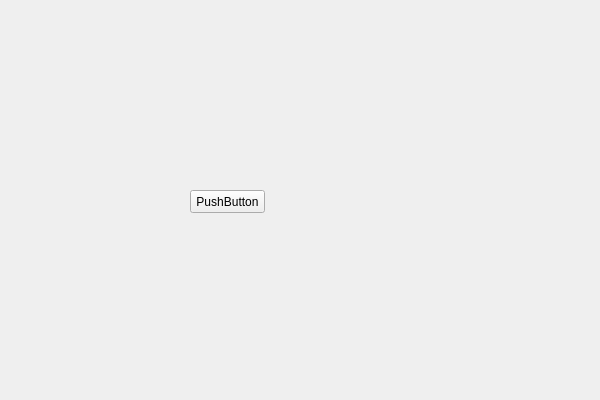
Above: src/FormOperatingConditions.ui from Aiopr-bits/MAVES before the change. Below: the same form after it.
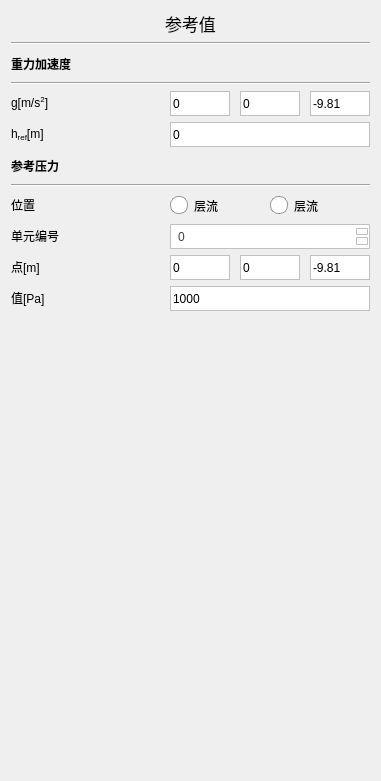
That is the form after the change. Icons and pictures are not drawn.

Commit message: feat:FormOperatingConditions界面UI设计

Patch:
```diff
--- a/src/FormOperatingConditions.ui
+++ b/src/FormOperatingConditions.ui
@@ -6,26 +6,887 @@
    <rect>
     <x>0</x>
     <y>0</y>
-    <width>600</width>
-    <height>400</height>
+    <width>381</width>
+    <height>781</height>
    </rect>
   </property>
   <property name="windowTitle">
    <string>FormOperatingConditions</string>
   </property>
-  <widget class="QPushButton" name="pushButton">
-   <property name="geometry">
-    <rect>
-     <x>190</x>
-     <y>190</y>
-     <width>75</width>
-     <height>23</height>
-    </rect>
-   </property>
-   <property name="text">
-    <string>PushButton</string>
-   </property>
-  </widget>
+  <layout class="QGridLayout" name="gridLayout_4">
+   <item row="0" column="0">
+    <layout class="QVBoxLayout" name="verticalLayout">
+     <item>
+      <widget class="QLabel" name="label">
+       <property name="font">
+        <font>
+         <pointsize>13</pointsize>
+        </font>
+       </property>
+       <property name="text">
+        <string>参考值</string>
+       </property>
+       <property name="alignment">
+        <set>Qt::AlignCenter</set>
+       </property>
+      </widget>
+     </item>
+     <item>
+      <widget class="Line" name="line">
+       <property name="orientation">
+        <enum>Qt::Horizontal</enum>
+       </property>
+      </widget>
+     </item>
+     <item>
+      <layout class="QHBoxLayout" name="horizontalLayout_3">
+       <item>
+        <widget class="QLabel" name="label_2">
+         <property name="minimumSize">
+          <size>
+           <width>100</width>
+           <height>25</height>
+          </size>
+         </property>
+         <property name="maximumSize">
+          <size>
+           <width>100</width>
+           <height>25</height>
+          </size>
+         </property>
+         <property name="font">
+          <font>
+           <weight>75</weight>
+           <bold>true</bold>
+          </font>
+         </property>
+         <property name="text">
+          <string>重力加速度</string>
+         </property>
+        </widget>
+       </item>
+       <item>
+        <spacer name="horizontalSpacer_3">
+         <property name="orientation">
+          <enum>Qt::Horizontal</enum>
+         </property>
+         <property name="sizeHint" stdset="0">
+          <size>
+           <width>40</width>
+           <height>20</height>
+          </size>
+         </property>
+        </spacer>
+       </item>
+      </layout>
+     </item>
+     <item>
+      <widget class="Line" name="line_2">
+       <property name="orientation">
+        <enum>Qt::Horizontal</enum>
+       </property>
+      </widget>
+     </item>
+     <item>
+      <layout class="QHBoxLayout" name="horizontalLayout_2">
+       <item>
+        <widget class="QLabel" name="label_10">
+         <property name="minimumSize">
+          <size>
+           <width>120</width>
+           <height>25</height>
+          </size>
+         </property>
+         <property name="maximumSize">
+          <size>
+           <width>120</width>
+           <height>25</height>
+          </size>
+         </property>
+         <property name="styleSheet">
+          <string notr="true">QLabel {
+    font-family: 'Arial'; /* 字体 */
+    font-size: 9pt;       /* 字体大小 */
+}</string>
+         </property>
+         <property name="text">
+          <string>&lt;html&gt;&lt;head/&gt;&lt;body&gt;&lt;p&gt;g[m/s&lt;span style=&quot; vertical-align:super;&quot;&gt;2&lt;/span&gt;]&lt;/p&gt;&lt;/body&gt;&lt;/html&gt;</string>
+         </property>
+        </widget>
+       </item>
+       <item>
+        <spacer name="horizontalSpacer_7">
+         <property name="orientation">
+          <enum>Qt::Horizontal</enum>
+         </property>
+         <property name="sizeHint" stdset="0">
+          <size>
+           <width>37</width>
+           <height>22</height>
+          </size>
+         </property>
+        </spacer>
+       </item>
+       <item>
+        <layout class="QHBoxLayout" name="horizontalLayout">
+         <property name="spacing">
+          <number>10</number>
+         </property>
+         <item>
+          <widget class="QLineEdit" name="lineEdit_3">
+           <property name="minimumSize">
+            <size>
+             <width>60</width>
+             <height>25</height>
+            </size>
+           </property>
+           <property name="maximumSize">
+            <size>
+             <width>60</width>
+             <height>25</height>
+            </size>
+           </property>
+           <property name="styleSheet">
+            <string notr="true">QLineEdit {
+    border: 1px solid rgb(192, 192, 192); /* 默认边框颜色 */
+}
+QLineEdit:focus {
+    border: 1px solid rgb(50, 170, 233); /* 焦点时的边框颜色 */
+    outline: none;                       /* 移除默认虚线框 */
+}</string>
+           </property>
+           <property name="text">
+            <string>0</string>
+           </property>
+          </widget>
+         </item>
+         <item>
+          <widget class="QLineEdit" name="lineEdit_4">
+           <property name="minimumSize">
+            <size>
+             <width>60</width>
+             <height>25</height>
+            </size>
+           </property>
+           <property name="maximumSize">
+            <size>
+             <width>60</width>
+             <height>25</height>
+            </size>
+           </property>
+           <property name="styleSheet">
+            <string notr="true">QLineEdit {
+    border: 1px solid rgb(192, 192, 192); /* 默认边框颜色 */
+}
+QLineEdit:focus {
+    border: 1px solid rgb(50, 170, 233); /* 焦点时的边框颜色 */
+    outline: none;                       /* 移除默认虚线框 */
+}</string>
+           </property>
+           <property name="text">
+            <string>0</string>
+           </property>
+          </widget>
+         </item>
+         <item>
+          <widget class="QLineEdit" name="lineEdit_5">
+           <property name="minimumSize">
+            <size>
+             <width>60</width>
+             <height>25</height>
+            </size>
+           </property>
+           <property name="maximumSize">
+            <size>
+             <width>60</width>
+             <height>25</height>
+            </size>
+           </property>
+           <property name="styleSheet">
+            <string notr="true">QLineEdit {
+    border: 1px solid rgb(192, 192, 192); /* 默认边框颜色 */
+}
+QLineEdit:focus {
+    border: 1px solid rgb(50, 170, 233); /* 焦点时的边框颜色 */
+    outline: none;                       /* 移除默认虚线框 */
+}</string>
+           </property>
+           <property name="text">
+            <string>-9.81</string>
+           </property>
+          </widget>
+         </item>
+        </layout>
+       </item>
+      </layout>
+     </item>
+     <item>
+      <layout class="QHBoxLayout" name="horizontalLayout_6">
+       <property name="spacing">
+        <number>0</number>
+       </property>
+       <item>
+        <widget class="QLabel" name="label_9">
+         <property name="minimumSize">
+          <size>
+           <width>120</width>
+           <height>25</height>
+          </size>
+         </property>
+         <property name="maximumSize">
+          <size>
+           <width>120</width>
+           <height>25</height>
+          </size>
+         </property>
+         <property name="styleSheet">
+          <string notr="true">QLabel {
+    font-family: 'Arial'; /* 字体 */
+    font-size: 9pt;       /* 字体大小 */
+}</string>
+         </property>
+         <property name="text">
+          <string>&lt;html&gt;&lt;head/&gt;&lt;body&gt;&lt;p&gt;h&lt;span style=&quot; vertical-align:sub;&quot;&gt;ref&lt;/span&gt;[m]&lt;/p&gt;&lt;/body&gt;&lt;/html&gt;</string>
+         </property>
+        </widget>
+       </item>
+       <item>
+        <spacer name="horizontalSpacer_6">
+         <property name="orientation">
+          <enum>Qt::Horizontal</enum>
+         </property>
+         <property name="sizeHint" stdset="0">
+          <size>
+           <width>40</width>
+           <height>20</height>
+          </size>
+         </property>
+        </spacer>
+       </item>
+       <item>
+        <widget class="QLineEdit" name="lineEdit_2">
+         <property name="minimumSize">
+          <size>
+           <width>200</width>
+           <height>25</height>
+          </size>
+         </property>
+         <property name="maximumSize">
+          <size>
+           <width>200</width>
+           <height>25</height>
+          </size>
+         </property>
+         <property name="styleSheet">
+          <string notr="true">QLineEdit {
+    border: 1px solid rgb(192, 192, 192); /* 默认边框颜色 */
+}
+QLineEdit:focus {
+    border: 1px solid rgb(50, 170, 233); /* 焦点时的边框颜色 */
+    outline: none;                       /* 移除默认虚线框 */
+}</string>
+         </property>
+         <property name="text">
+          <string>0</string>
+         </property>
+        </widget>
+       </item>
+      </layout>
+     </item>
+     <item>
+      <layout class="QHBoxLayout" name="horizontalLayout_4">
+       <item>
+        <widget class="QLabel" name="label_3">
+         <property name="minimumSize">
+          <size>
+           <width>100</width>
+           <height>25</height>
+          </size>
+         </property>
+         <property name="maximumSize">
+          <size>
+           <width>100</width>
+           <height>25</height>
+          </size>
+         </property>
+         <property name="font">
+          <font>
+           <weight>75</weight>
+           <bold>true</bold>
+          </font>
+         </property>
+         <property name="text">
+          <string>参考压力</string>
+         </property>
+        </widget>
+       </item>
+       <item>
+        <spacer name="horizontalSpacer_4">
+         <property name="orientation">
+          <enum>Qt::Horizontal</enum>
+         </property>
+         <property name="sizeHint" stdset="0">
+          <size>
+           <width>40</width>
+           <height>20</height>
+          </size>
+         </property>
+        </spacer>
+       </item>
+      </layout>
+     </item>
+     <item>
+      <widget class="Line" name="line_3">
+       <property name="orientation">
+        <enum>Qt::Horizontal</enum>
+       </property>
+      </widget>
+     </item>
+     <item>
+      <layout class="QHBoxLayout" name="horizontalLayout_10">
+       <item>
+        <widget class="QLabel" name="label_34">
+         <property name="minimumSize">
+          <size>
+           <width>120</width>
+           <height>25</height>
+          </size>
+         </property>
+         <property name="maximumSize">
+          <size>
+           <width>120</width>
+           <height>25</height>
+          </size>
+         </property>
+         <property name="styleSheet">
+          <string notr="true">QLabel {
+    border: none; /* 去掉边框 */
+    background: transparent; /* 设置背景透明（可选） */
+}</string>
+         </property>
+         <property name="text">
+          <string>&lt;html&gt;&lt;head/&gt;&lt;body&gt;&lt;p&gt;位置&lt;/p&gt;&lt;/body&gt;&lt;/html&gt;</string>
+         </property>
+        </widget>
+       </item>
+       <item>
+        <spacer name="horizontalSpacer_34">
+         <property name="orientation">
+          <enum>Qt::Horizontal</enum>
+         </property>
+         <property name="sizeHint" stdset="0">
+          <size>
+           <width>37</width>
+           <height>22</height>
+          </size>
+         </property>
+        </spacer>
+       </item>
+       <item>
+        <widget class="QGroupBox" name="groupBox">
+         <property name="styleSheet">
+          <string notr="true">QGroupBox {
+    border: none; /* 去掉边框 */
+    margin-top: 0px; /* 去掉标题与内容之间的间距 */
+}</string>
+         </property>
+         <property name="title">
+          <string/>
+         </property>
+         <layout class="QGridLayout" name="gridLayout_3">
+          <property name="leftMargin">
+           <number>0</number>
+          </property>
+          <property name="topMargin">
+           <number>0</number>
+          </property>
+          <property name="rightMargin">
+           <number>0</number>
+          </property>
+          <property name="bottomMargin">
+           <number>0</number>
+          </property>
+          <item row="0" column="0">
+           <layout class="QHBoxLayout" name="horizontalLayout_9">
+            <property name="spacing">
+             <number>0</number>
+            </property>
+            <item>
+             <widget class="QRadioButton" name="radioButton_7">
+              <property name="minimumSize">
+               <size>
+                <width>100</width>
+                <height>0</height>
+               </size>
+              </property>
+              <property name="maximumSize">
+               <size>
+                <width>100</width>
+                <height>16777215</height>
+               </size>
+              </property>
+              <property name="styleSheet">
+               <string notr="true">
+
+QRadioButton::indicator {
+    width: 16px;
+    height: 16px;
+    border: 1px solid rgb(150, 150, 150);
+    background: rgb(255, 255, 255);
+    border-radius: 8px; /* 设置为圆形 */
+}
+
+QRadioButton::indicator:hover {
+    background: rgb(242, 242, 242);
+}
+
+QRadioButton::indicator:checked {
+    image: url(../res/radioButton.png);
+    border-radius: 8px; /* 确保选中状态也为圆形 */
+}</string>
+              </property>
+              <property name="text">
+               <string>层流</string>
+              </property>
+              <property name="checked">
+               <bool>true</bool>
+              </property>
+             </widget>
+            </item>
+            <item>
+             <widget class="QRadioButton" name="radioButton_8">
+              <property name="minimumSize">
+               <size>
+                <width>100</width>
+                <height>0</height>
+               </size>
+              </property>
+              <property name="maximumSize">
+               <size>
+                <width>100</width>
+                <height>16777215</height>
+               </size>
+              </property>
+              <property name="styleSheet">
+               <string notr="true">
+
+QRadioButton::indicator {
+    width: 16px;
+    height: 16px;
+    border: 1px solid rgb(150, 150, 150);
+    background: rgb(255, 255, 255);
+    border-radius: 8px; /* 设置为圆形 */
+}
+
+QRadioButton::indicator:hover {
+    background: rgb(242, 242, 242);
+}
+
+QRadioButton::indicator:checked {
+    image: url(../res/radioButton.png);
+    border-radius: 8px; /* 确保选中状态也为圆形 */
+}</string>
+              </property>
+              <property name="text">
+               <string>层流</string>
+              </property>
+             </widget>
+            </item>
+           </layout>
+          </item>
+         </layout>
+        </widget>
+       </item>
+      </layout>
+     </item>
+     <item>
+      <widget class="QWidget" name="widget" native="true">
+       <layout class="QGridLayout" name="gridLayout">
+        <property name="leftMargin">
+         <number>0</number>
+        </property>
+        <property name="topMargin">
+         <number>0</number>
+        </property>
+        <property name="rightMargin">
+         <number>0</number>
+        </property>
+        <property name="bottomMargin">
+         <number>0</number>
+        </property>
+        <item row="0" column="0">
+         <layout class="QHBoxLayout" name="horizontalLayout_21">
+          <property name="spacing">
+           <number>0</number>
+          </property>
+          <item>
+           <widget class="QLabel" name="label_33">
+            <property name="minimumSize">
+             <size>
+              <width>120</width>
+              <height>25</height>
+             </size>
+            </property>
+            <property name="maximumSize">
+             <size>
+              <width>120</width>
+              <height>25</height>
+             </size>
+            </property>
+            <property name="styleSheet">
+             <string notr="true">QLabel {
+    border: none; /* 去掉边框 */
+    background: transparent; /* 设置背景透明（可选） */
+}</string>
+            </property>
+            <property name="text">
+             <string>&lt;html&gt;&lt;head/&gt;&lt;body&gt;&lt;p&gt;单元编号&lt;/p&gt;&lt;/body&gt;&lt;/html&gt;</string>
+            </property>
+           </widget>
+          </item>
+          <item>
+           <spacer name="horizontalSpacer_33">
+            <property name="orientation">
+             <enum>Qt::Horizontal</enum>
+            </property>
+            <property name="sizeHint" stdset="0">
+             <size>
+              <width>40</width>
+              <height>20</height>
+             </size>
+            </property>
+           </spacer>
+          </item>
+          <item>
+           <widget class="QSpinBox" name="spinBox_2">
+            <property name="minimumSize">
+             <size>
+              <width>200</width>
+              <height>25</height>
+             </size>
+            </property>
+            <property name="maximumSize">
+             <size>
+              <width>200</width>
+              <height>25</height>
+             </size>
+            </property>
+            <property name="styleSheet">
+             <string notr="true">/* QSpinBox整体样式 */
+QSpinBox {
+    border: 1px solid rgb(192, 192, 192); /* 边框颜色 */
+    border-radius: 1px;                  /* 圆角 */
+    padding: 2px 5px;                    /* 内边距 */
+    color: rgb(64, 64, 64);              /* 字体颜色 */
+}
+
+/* 鼠标悬停时的样式 */
+QSpinBox:hover {
+    border: 1px solid rgb(160,160,160); /* 边框变暗 */
+}
+
+/* 禁用状态的样式 */
+QSpinBox:disabled {
+    background: rgb(224, 224, 224);      /* 灰色背景 */
+    color: rgb(128, 128, 128);           /* 字体颜色变灰 */
+    border: 2px solid rgb(192, 192, 192); /* 边框颜色保持一致 */
+}
+
+/* 上下按钮的样式 */
+QSpinBox::up-button, QSpinBox::down-button {
+    background: rgb(255, 255, 255);      /* 按钮背景颜色 */
+    border: 1px solid rgb(192, 192, 192); /* 边框颜色 */
+    margin: 0.5px;                         /* 按钮与边框的间距 */
+    border-radius: 1px;                  /* 按钮圆角 */
+}
+
+/* 鼠标悬停时按钮的样式 */
+QSpinBox::up-button:hover, QSpinBox::down-button:hover {
+    background: rgb(242,242,242);      /* 按钮背景变暗 */
+}
+
+/* 按下按钮时的样式 */
+QSpinBox::up-button:pressed, QSpinBox::down-button:pressed {
+    background: rgb(160, 160, 160);      /* 按钮背景更暗 */
+}
+
+/* 上按钮的箭头样式 */
+QSpinBox::up-arrow {
+    image: url(../res/up-arrow.png); /* 替换为你的上箭头图标路径 */
+}
+
+/* 下按钮的箭头样式 */
+QSpinBox::down-arrow {
+    image: url(:/res/down-arrow.png); /* 替换为你的下箭头图标路径 */
+
+}
+
+/* 禁用状态下的按钮样式 */
+QSpinBox::up-button:disabled, QSpinBox::down-button:disabled {
+    background: rgb(224, 224, 224);      /* 按钮背景变灰 */
+}
+
+QSpinBox QLineEdit::selection {
+    background: rgb(192, 192, 192); /* 设置选中背景色为灰色 */
+    color: rgb(255, 255, 255);     /* 设置选中文字颜色为白色 */
+}</string>
+            </property>
+            <property name="minimum">
+             <number>0</number>
+            </property>
+            <property name="maximum">
+             <number>1000000000</number>
+            </property>
+            <property name="value">
+             <number>0</number>
+            </property>
+           </widget>
+          </item>
+         </layout>
+        </item>
+       </layout>
+      </widget>
+     </item>
+     <item>
+      <widget class="QWidget" name="widget_2" native="true">
+       <layout class="QGridLayout" name="gridLayout_2">
+        <property name="leftMargin">
+         <number>0</number>
+        </property>
+        <property name="topMargin">
+         <number>0</number>
+        </property>
+        <property name="rightMargin">
+         <number>0</number>
+        </property>
+        <property name="bottomMargin">
+         <number>0</number>
+        </property>
+        <item row="0" column="0">
+         <layout class="QHBoxLayout" name="horizontalLayout_5">
+          <item>
+           <widget class="QLabel" name="label_11">
+            <property name="minimumSize">
+             <size>
+              <width>120</width>
+              <height>25</height>
+             </size>
+            </property>
+            <property name="maximumSize">
+             <size>
+              <width>120</width>
+              <height>25</height>
+             </size>
+            </property>
+            <property name="styleSheet">
+             <string notr="true">QLabel {
+    font-family: 'Arial'; /* 字体 */
+    font-size: 9pt;       /* 字体大小 */
+}</string>
+            </property>
+            <property name="text">
+             <string>&lt;html&gt;&lt;head/&gt;&lt;body&gt;&lt;p&gt;点[m]&lt;/p&gt;&lt;/body&gt;&lt;/html&gt;</string>
+            </property>
+           </widget>
+          </item>
+          <item>
+           <spacer name="horizontalSpacer_9">
+            <property name="orientation">
+             <enum>Qt::Horizontal</enum>
+            </property>
+            <property name="sizeHint" stdset="0">
+             <size>
+              <width>37</width>
+              <height>22</height>
+             </size>
+            </property>
+           </spacer>
+          </item>
+          <item>
+           <layout class="QHBoxLayout" name="horizontalLayout_8">
+            <property name="spacing">
+             <number>10</number>
+            </property>
+            <item>
+             <widget class="QLineEdit" name="lineEdit_7">
+              <property name="minimumSize">
+               <size>
+                <width>60</width>
+                <height>25</height>
+               </size>
+              </property>
+              <property name="maximumSize">
+               <size>
+                <width>60</width>
+                <height>25</height>
+               </size>
+              </property>
+              <property name="styleSheet">
+               <string notr="true">QLineEdit {
+    border: 1px solid rgb(192, 192, 192); /* 默认边框颜色 */
+}
+QLineEdit:focus {
+    border: 1px solid rgb(50, 170, 233); /* 焦点时的边框颜色 */
+    outline: none;                       /* 移除默认虚线框 */
+}</string>
+              </property>
+              <property name="text">
+               <string>0</string>
+              </property>
+             </widget>
+            </item>
+            <item>
+             <widget class="QLineEdit" name="lineEdit_8">
+              <property name="minimumSize">
+               <size>
+                <width>60</width>
+                <height>25</height>
+               </size>
+              </property>
+              <property name="maximumSize">
+               <size>
+                <width>60</width>
+                <height>25</height>
+               </size>
+              </property>
+              <property name="styleSheet">
+               <string notr="true">QLineEdit {
+    border: 1px solid rgb(192, 192, 192); /* 默认边框颜色 */
+}
+QLineEdit:focus {
+    border: 1px solid rgb(50, 170, 233); /* 焦点时的边框颜色 */
+    outline: none;                       /* 移除默认虚线框 */
+}</string>
+              </property>
+              <property name="text">
+               <string>0</string>
+              </property>
+             </widget>
+            </item>
+            <item>
+             <widget class="QLineEdit" name="lineEdit_9">
+              <property name="minimumSize">
+               <size>
+                <width>60</width>
+                <height>25</height>
+               </size>
+              </property>
+              <property name="maximumSize">
+               <size>
+                <width>60</width>
+                <height>25</height>
+               </size>
+              </property>
+              <property name="styleSheet">
+               <string notr="true">QLineEdit {
+    border: 1px solid rgb(192, 192, 192); /* 默认边框颜色 */
+}
+QLineEdit:focus {
+    border: 1px solid rgb(50, 170, 233); /* 焦点时的边框颜色 */
+    outline: none;                       /* 移除默认虚线框 */
+}</string>
+              </property>
+              <property name="text">
+               <string>-9.81</string>
+              </property>
+             </widget>
+            </item>
+           </layout>
+          </item>
+         </layout>
+        </item>
+       </layout>
+      </widget>
+     </item>
+     <item>
+      <layout class="QHBoxLayout" name="horizontalLayout_7">
+       <property name="spacing">
+        <number>0</number>
+       </property>
+       <item>
+        <widget class="QLabel" name="label_8">
+         <property name="minimumSize">
+          <size>
+           <width>120</width>
+           <height>25</height>
+          </size>
+         </property>
+         <property name="maximumSize">
+          <size>
+           <width>120</width>
+           <height>25</height>
+          </size>
+         </property>
+         <property name="styleSheet">
+          <string notr="true">QLabel {
+    font-family: 'Arial'; /* 字体 */
+    font-size: 9pt;       /* 字体大小 */
+}</string>
+         </property>
+         <property name="text">
+          <string>&lt;html&gt;&lt;head/&gt;&lt;body&gt;&lt;p&gt;值[Pa]&lt;/p&gt;&lt;/body&gt;&lt;/html&gt;</string>
+         </property>
+        </widget>
+       </item>
+       <item>
+        <spacer name="horizontalSpacer_8">
+         <property name="orientation">
+          <enum>Qt::Horizontal</enum>
+         </property>
+         <property name="sizeHint" stdset="0">
+          <size>
+           <width>40</width>
+           <height>20</height>
+          </size>
+         </property>
+        </spacer>
+       </item>
+       <item>
+        <widget class="QLineEdit" name="lineEdit_6">
+         <property name="minimumSize">
+          <size>
+           <width>200</width>
+           <height>25</height>
+          </size>
+         </property>
+         <property name="maximumSize">
+          <size>
+           <width>200</width>
+           <height>25</height>
+          </size>
+         </property>
+         <property name="styleSheet">
+          <string notr="true">QLineEdit {
+    border: 1px solid rgb(192, 192, 192); /* 默认边框颜色 */
+}
+QLineEdit:focus {
+    border: 1px solid rgb(50, 170, 233); /* 焦点时的边框颜色 */
+    outline: none;                       /* 移除默认虚线框 */
+}</string>
+         </property>
+         <property name="text">
+          <string>1000</string>
+         </property>
+        </widget>
+       </item>
+      </layout>
+     </item>
+     <item>
+      <spacer name="verticalSpacer">
+       <property name="orientation">
+        <enum>Qt::Vertical</enum>
+       </property>
+       <property name="sizeHint" stdset="0">
+        <size>
+         <width>20</width>
+         <height>40</height>
+        </size>
+       </property>
+      </spacer>
+     </item>
+    </layout>
+   </item>
+  </layout>
  </widget>
  <layoutdefault spacing="6" margin="11"/>
  <resources/>
```
The commit also changes 6 other files.
